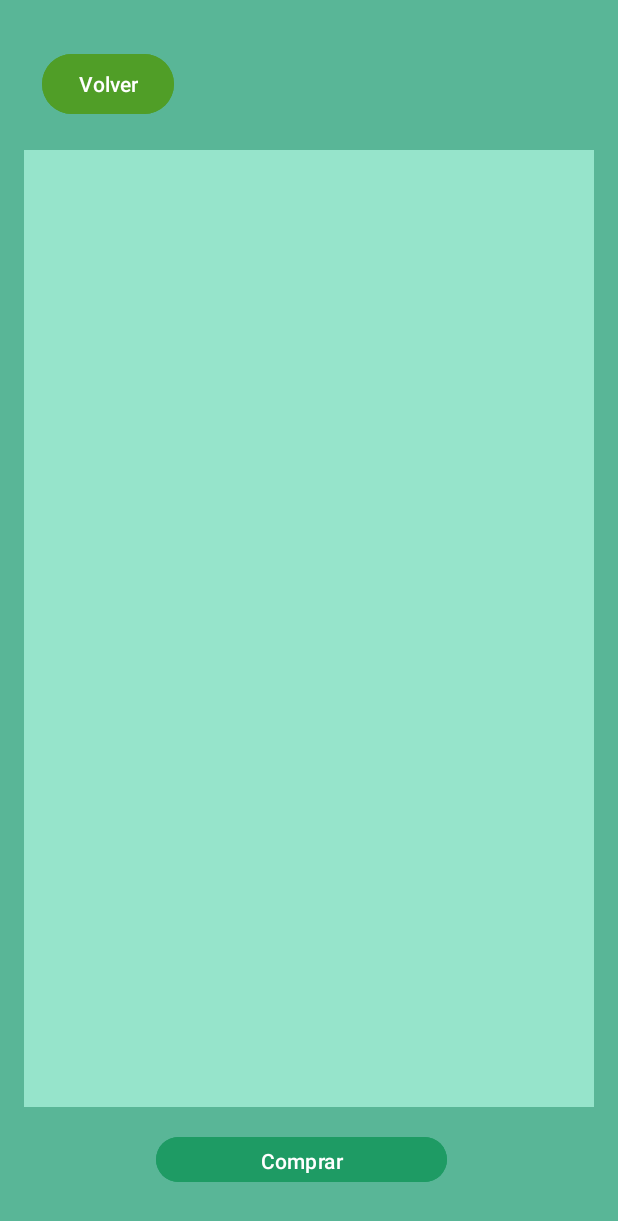
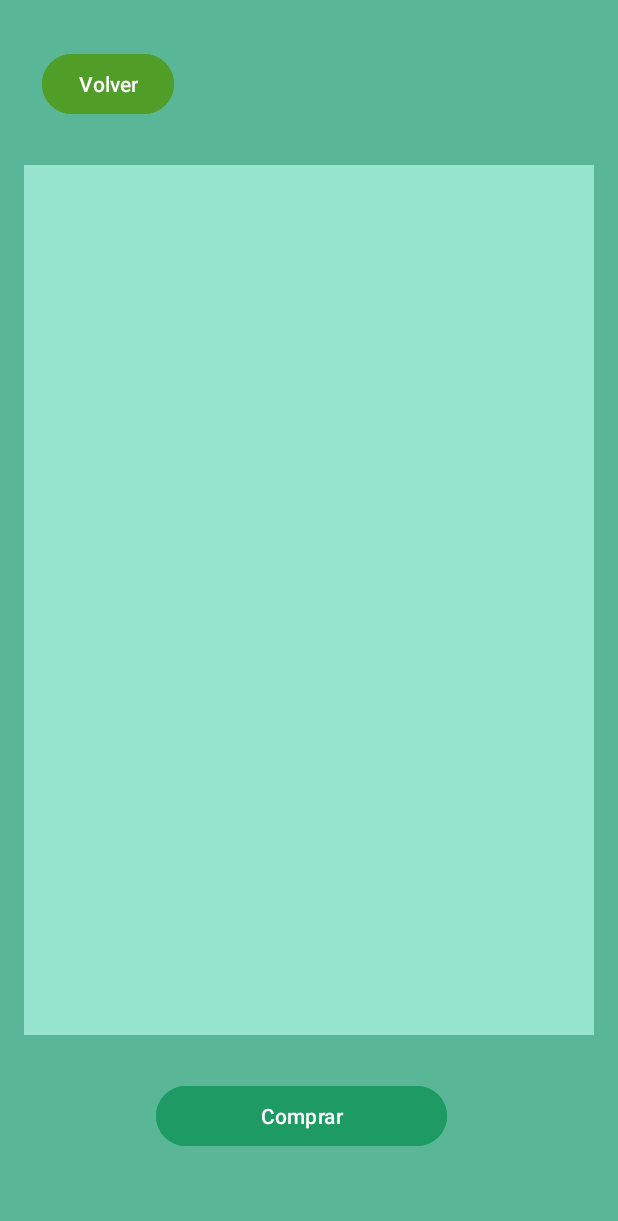
Before and after one commit to TioAceite-png/Carritov4, an Android app: the CarritoActivity screen opened directly, with no data from a screen before it, on a phone screen of 412 x 824 dp. Shown: the top 1221 px of the screen. Run offline under Robolectric (Android 15) with nearby library versions, the phone set to English and light mode, and no system bars; our stand-ins replace Firebase (no records; nobody signed in at launch, a user with empty details on screens opened directly).

Commit message:
Initial commit

```diff
--- a/app/src/main/res/layout/activity_carrito.xml
+++ b/app/src/main/res/layout/activity_carrito.xml
@@ -31,8 +31,8 @@
         <ListView
             android:id="@+id/listViewCarrito"
             android:layout_width="wrap_content"
-            android:layout_height="491dp"
-            android:layout_marginTop="20dp"
+            android:layout_height="502dp"
+            android:layout_marginTop="30dp"
             android:layout_weight="1"
             android:background="#96E4CB"
             android:divider="@android:color/darker_gray"
@@ -41,11 +41,11 @@
         <!-- Total y Comprar -->
         <LinearLayout
             android:layout_width="match_parent"
-            android:layout_height="38dp"
+            android:layout_height="wrap_content"
             android:layout_alignParentBottom="true"
             android:layout_gravity="bottom"
-            android:layout_marginTop="16dp"
-            android:layout_marginBottom="16dp"
+            android:layout_marginTop="30dp"
+            android:layout_marginBottom="40dp"
             android:orientation="vertical">
 
             <Button
```
